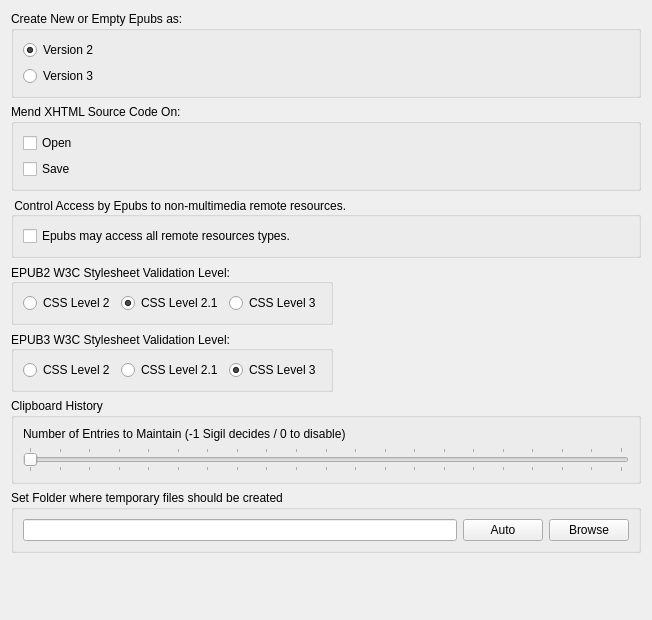
Sigil-Ebook/Sigil, file src/Form_Files/PGeneralSettingsWidget.ui: the form before one commit.
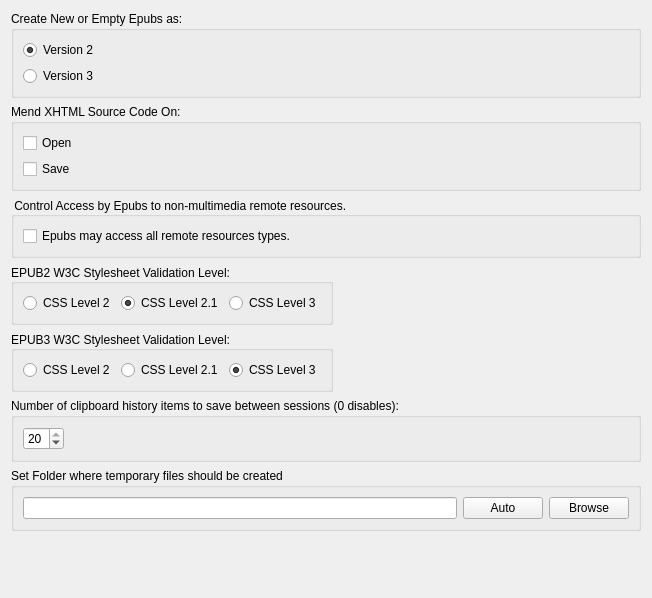
The form after the commit.

Commit message: Further polish clipboard history saving user prefs feature

```diff
--- a/src/Form_Files/PGeneralSettingsWidget.ui
+++ b/src/Form_Files/PGeneralSettingsWidget.ui
@@ -7,7 +7,7 @@
     <x>0</x>
     <y>0</y>
     <width>652</width>
-    <height>620</height>
+    <height>598</height>
    </rect>
   </property>
   <property name="windowTitle">
@@ -232,43 +232,43 @@
    <item>
     <widget class="QGroupBox" name="groupBoxClipLimit">
      <property name="title">
-      <string>Clipboard History</string>
+      <string>Number of clipboard history items to save between sessions (0 disables):</string>
      </property>
-     <layout class="QVBoxLayout" name="verticalLayout_4">
+     <layout class="QHBoxLayout" name="horizontalLayout_2">
       <item>
-       <widget class="QLabel" name="labelCLipLimit">
-        <property name="text">
-         <string>Number of Entries to Maintain (-1 Sigil decides / 0 to disable)</string>
+       <widget class="QSpinBox" name="clipLimitSpin">
+        <property name="maximumSize">
+         <size>
+          <width>16777215</width>
+          <height>16777215</height>
+         </size>
         </property>
-        <property name="wordWrap">
-         <bool>true</bool>
+        <property name="toolTip">
+         <string>Use to limit (or disable) clipboard history saving between sessions</string>
         </property>
-       </widget>
-      </item>
-      <item>
-       <widget class="QSlider" name="clipLimitSlider">
         <property name="minimum">
-         <number>-1</number>
+         <number>0</number>
         </property>
         <property name="maximum">
-         <number>19</number>
+         <number>20</number>
         </property>
         <property name="value">
-         <number>-1</number>
+         <number>20</number>
         </property>
-        <property name="sliderPosition">
-         <number>-1</number>
-        </property>
+       </widget>
+      </item>
+      <item>
+       <spacer name="horizontalSpacer">
         <property name="orientation">
          <enum>Qt::Horizontal</enum>
         </property>
-        <property name="tickPosition">
-         <enum>QSlider::TicksBothSides</enum>
+        <property name="sizeHint" stdset="0">
+         <size>
+          <width>40</width>
+          <height>20</height>
+         </size>
         </property>
-        <property name="tickInterval">
-         <number>1</number>
-        </property>
-       </widget>
+       </spacer>
       </item>
      </layout>
     </widget>
```
The commit also changes 7 other files.
